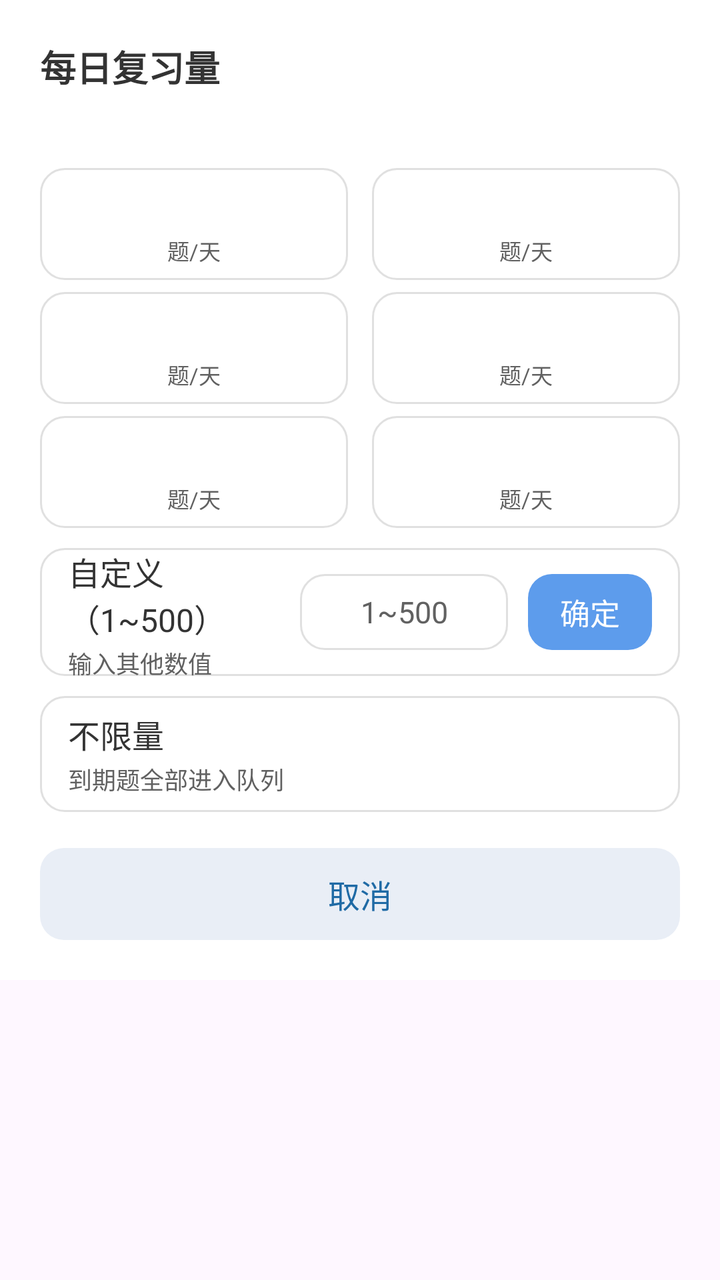
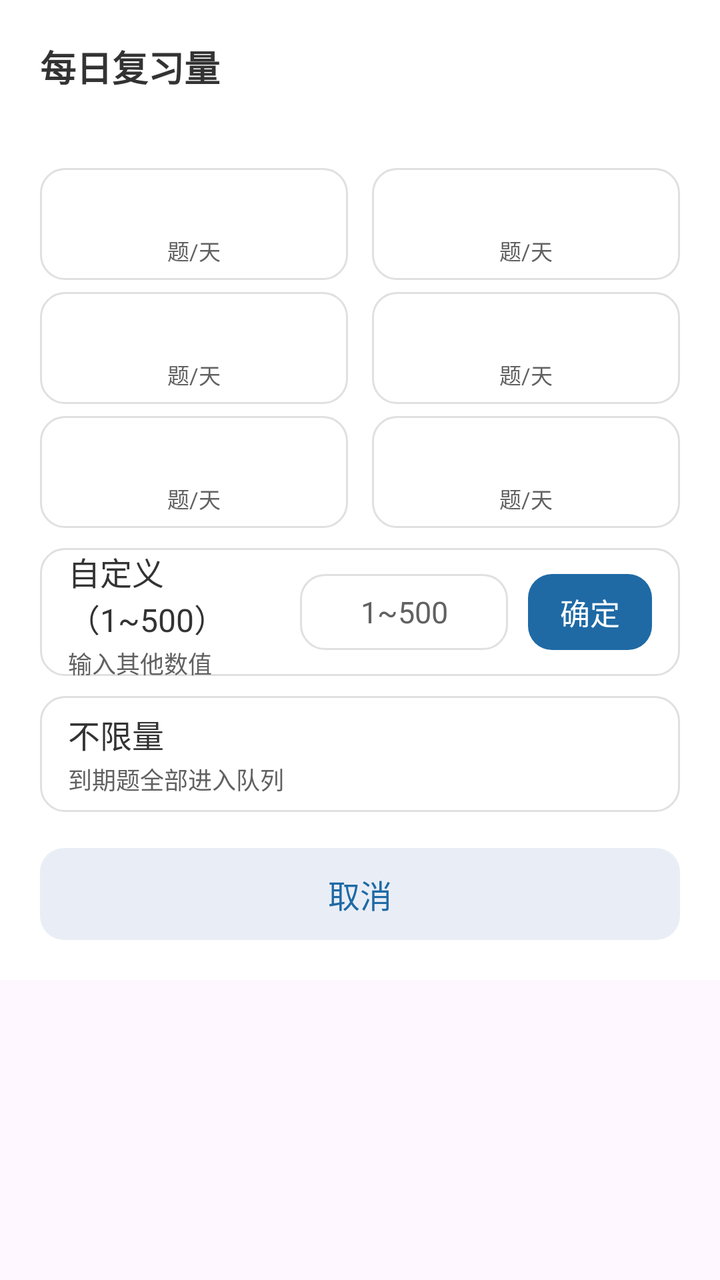

Screens rendered from an Android XML layout before and after an edit, with the pre-edit source and the edit as a unified diff.
<!-- AndroidManifest.xml: application theme Theme.Demo -->
<!-- res/layout/dialog_budget.xml -->
<?xml version="1.0" encoding="utf-8"?>
<androidx.core.widget.NestedScrollView xmlns:android="http://schemas.android.com/apk/res/android"
    android:layout_width="match_parent"
    android:layout_height="wrap_content"
    android:fillViewport="false">

    <LinearLayout
        android:layout_width="match_parent"
        android:layout_height="wrap_content"
        android:orientation="vertical"
        android:background="@color/home_card"
        android:padding="20dp">

    <TextView
        android:id="@+id/tv_budget_title"
        android:layout_width="match_parent"
        android:layout_height="wrap_content"
        android:text="每日复习量"
        android:textSize="18sp"
        android:textStyle="bold"
        android:textColor="@color/home_text_primary" />

    <TextView
        android:id="@+id/tv_budget_current"
        android:layout_width="match_parent"
        android:layout_height="wrap_content"
        android:layout_marginTop="4dp"
        android:textSize="13sp"
        android:textColor="@color/home_text_secondary" />

    
    <LinearLayout
        android:layout_width="match_parent"
        android:layout_height="wrap_content"
        android:orientation="horizontal"
        android:layout_marginTop="16dp">

        <LinearLayout
            android:id="@+id/chip_0"
            android:layout_width="0dp"
            android:layout_height="56dp"
            android:layout_weight="1"
            android:layout_marginEnd="6dp"
            android:orientation="vertical"
            android:gravity="center"
            android:background="@drawable/bg_budget_option_normal"
            android:clickable="true"
            android:focusable="true"
            android:foreground="?attr/selectableItemBackground">

            <TextView
                android:id="@+id/chip_num_0"
                android:layout_width="wrap_content"
                android:layout_height="wrap_content"
                android:textSize="18sp"
                android:textStyle="bold"
                android:textColor="@color/home_text_primary" />

            <TextView
                android:layout_width="wrap_content"
                android:layout_height="wrap_content"
                android:layout_marginTop="2dp"
                android:text="题/天"
                android:textSize="11sp"
                android:textColor="@color/home_text_secondary" />
        </LinearLayout>

        <LinearLayout
            android:id="@+id/chip_1"
            android:layout_width="0dp"
            android:layout_height="56dp"
            android:layout_weight="1"
            android:layout_marginStart="6dp"
            android:orientation="vertical"
            android:gravity="center"
            android:background="@drawable/bg_budget_option_normal"
            android:clickable="true"
            android:focusable="true"
            android:foreground="?attr/selectableItemBackground">

            <TextView
                android:id="@+id/chip_num_1"
                android:layout_width="wrap_content"
                android:layout_height="wrap_content"
                android:textSize="18sp"
                android:textStyle="bold"
                android:textColor="@color/home_text_primary" />

            <TextView
                android:layout_width="wrap_content"
                android:layout_height="wrap_content"
                android:layout_marginTop="2dp"
                android:text="题/天"
                android:textSize="11sp"
                android:textColor="@color/home_text_secondary" />
        </LinearLayout>
    </LinearLayout>

    <LinearLayout
        android:layout_width="match_parent"
        android:layout_height="wrap_content"
        android:orientation="horizontal"
        android:layout_marginTop="6dp">

        <LinearLayout
            android:id="@+id/chip_2"
            android:layout_width="0dp"
            android:layout_height="56dp"
            android:layout_weight="1"
            android:layout_marginEnd="6dp"
            android:orientation="vertical"
            android:gravity="center"
            android:background="@drawable/bg_budget_option_normal"
            android:clickable="true"
            android:focusable="true"
            android:foreground="?attr/selectableItemBackground">

            <TextView
                android:id="@+id/chip_num_2"
                android:layout_width="wrap_content"
                android:layout_height="wrap_content"
                android:textSize="18sp"
                android:textStyle="bold"
                android:textColor="@color/home_text_primary" />

            <TextView
                android:layout_width="wrap_content"
                android:layout_height="wrap_content"
                android:layout_marginTop="2dp"
                android:text="题/天"
                android:textSize="11sp"
                android:textColor="@color/home_text_secondary" />
        </LinearLayout>

        <LinearLayout
            android:id="@+id/chip_3"
            android:layout_width="0dp"
            android:layout_height="56dp"
            android:layout_weight="1"
            android:layout_marginStart="6dp"
            android:orientation="vertical"
            android:gravity="center"
            android:background="@drawable/bg_budget_option_normal"
            android:clickable="true"
            android:focusable="true"
            android:foreground="?attr/selectableItemBackground">

            <TextView
                android:id="@+id/chip_num_3"
                android:layout_width="wrap_content"
                android:layout_height="wrap_content"
                android:textSize="18sp"
                android:textStyle="bold"
                android:textColor="@color/home_text_primary" />

            <TextView
                android:layout_width="wrap_content"
                android:layout_height="wrap_content"
                android:layout_marginTop="2dp"
                android:text="题/天"
                android:textSize="11sp"
                android:textColor="@color/home_text_secondary" />
        </LinearLayout>
    </LinearLayout>

    <LinearLayout
        android:layout_width="match_parent"
        android:layout_height="wrap_content"
        android:orientation="horizontal"
        android:layout_marginTop="6dp">

        <LinearLayout
            android:id="@+id/chip_4"
            android:layout_width="0dp"
            android:layout_height="56dp"
            android:layout_weight="1"
            android:layout_marginEnd="6dp"
            android:orientation="vertical"
            android:gravity="center"
            android:background="@drawable/bg_budget_option_normal"
            android:clickable="true"
            android:focusable="true"
            android:foreground="?attr/selectableItemBackground">

            <TextView
                android:id="@+id/chip_num_4"
                android:layout_width="wrap_content"
                android:layout_height="wrap_content"
                android:textSize="18sp"
                android:textStyle="bold"
                android:textColor="@color/home_text_primary" />

            <TextView
                android:layout_width="wrap_content"
                android:layout_height="wrap_content"
                android:layout_marginTop="2dp"
                android:text="题/天"
                android:textSize="11sp"
                android:textColor="@color/home_text_secondary" />
        </LinearLayout>

        <LinearLayout
            android:id="@+id/chip_5"
            android:layout_width="0dp"
            android:layout_height="56dp"
            android:layout_weight="1"
            android:layout_marginStart="6dp"
            android:orientation="vertical"
            android:gravity="center"
            android:background="@drawable/bg_budget_option_normal"
            android:clickable="true"
            android:focusable="true"
            android:foreground="?attr/selectableItemBackground">

            <TextView
                android:id="@+id/chip_num_5"
                android:layout_width="wrap_content"
                android:layout_height="wrap_content"
                android:textSize="18sp"
                android:textStyle="bold"
                android:textColor="@color/home_text_primary" />

            <TextView
                android:layout_width="wrap_content"
                android:layout_height="wrap_content"
                android:layout_marginTop="2dp"
                android:text="题/天"
                android:textSize="11sp"
                android:textColor="@color/home_text_secondary" />
        </LinearLayout>
    </LinearLayout>

    
    <LinearLayout
        android:id="@+id/row_custom"
        android:layout_width="match_parent"
        android:layout_height="64dp"
        android:orientation="horizontal"
        android:gravity="center_vertical"
        android:layout_marginTop="10dp"
        android:paddingLeft="14dp"
        android:paddingRight="14dp"
        android:background="@drawable/bg_budget_option_normal"
        android:clickable="false"
        android:focusable="true"
        android:foreground="?attr/selectableItemBackground">

        <LinearLayout
            android:layout_width="0dp"
            android:layout_height="wrap_content"
            android:layout_weight="1"
            android:orientation="vertical">

            <TextView
                android:id="@+id/row_custom_title"
                android:layout_width="wrap_content"
                android:layout_height="wrap_content"
                android:text="自定义（1~500）"
                android:textSize="16sp"
                android:textColor="@color/home_text_primary" />

            <TextView
                android:id="@+id/row_custom_sub"
                android:layout_width="wrap_content"
                android:layout_height="wrap_content"
                android:layout_marginTop="2dp"
                android:text="输入其他数值"
                android:textSize="12sp"
                android:textColor="@color/home_text_secondary" />
        </LinearLayout>

        <EditText
            android:id="@+id/row_custom_input"
            android:layout_width="104dp"
            android:layout_height="38dp"
            android:gravity="center"
            android:inputType="number"
            android:maxLength="3"
            android:hint="1~500"
            android:textSize="15sp"
            android:textColor="@color/home_text_primary"
            android:textColorHint="@color/home_text_secondary"
            android:background="@drawable/bg_budget_option_normal"
            android:paddingLeft="6dp"
            android:paddingRight="6dp" />

        <TextView
            android:id="@+id/btn_custom_confirm"
            android:layout_width="wrap_content"
            android:layout_height="38dp"
            android:layout_marginStart="10dp"
            android:paddingLeft="16dp"
            android:paddingRight="16dp"
            android:gravity="center"
            android:text="确定"
            android:textSize="15sp"
            android:textColor="@color/home_card"
            android:background="@drawable/bg_prompt_button"
            android:backgroundTint="@color/home_primary"
            android:clickable="true"
            android:focusable="true"
            android:foreground="?attr/selectableItemBackground" />
    </LinearLayout>

    
    <LinearLayout
        android:id="@+id/row_unlimited"
        android:layout_width="match_parent"
        android:layout_height="58dp"
        android:orientation="horizontal"
        android:gravity="center_vertical"
        android:layout_marginTop="10dp"
        android:paddingLeft="14dp"
        android:paddingRight="14dp"
        android:background="@drawable/bg_budget_option_normal"
        android:clickable="true"
        android:focusable="true"
        android:foreground="?attr/selectableItemBackground">

        <LinearLayout
            android:layout_width="0dp"
            android:layout_height="wrap_content"
            android:layout_weight="1"
            android:orientation="vertical">

            <TextView
                android:id="@+id/row_unlimited_title"
                android:layout_width="wrap_content"
                android:layout_height="wrap_content"
                android:text="不限量"
                android:textSize="16sp"
                android:textColor="@color/home_text_primary" />

            <TextView
                android:id="@+id/row_unlimited_sub"
                android:layout_width="wrap_content"
                android:layout_height="wrap_content"
                android:layout_marginTop="2dp"
                android:text="到期题全部进入队列"
                android:textSize="12sp"
                android:textColor="@color/home_text_secondary" />
        </LinearLayout>
    </LinearLayout>

    <TextView
        android:id="@+id/btn_budget_cancel"
        android:layout_width="match_parent"
        android:layout_height="46dp"
        android:layout_marginTop="18dp"
        android:background="@drawable/bg_prompt_button"
        android:backgroundTint="#E9EEF6"
        android:gravity="center"
        android:text="取消"
        android:textSize="16sp"
        android:textColor="@color/detail_primary"
        android:clickable="true"
        android:focusable="true" />

    </LinearLayout>

</androidx.core.widget.NestedScrollView>
<!-- resources referenced by this layout -->
<resources>
  <color name="detail_primary">#1F6AA5</color>
  <color name="home_card">#FFFFFF</color>
  <color name="home_primary">#5D9CEC</color>
  <color name="home_text_primary">#333333</color>
  <color name="home_text_secondary">#616161</color>
  <!-- drawable bg_budget_option_normal (drawable) -->
  <?xml version="1.0" encoding="utf-8"?>
  <shape xmlns:android="http://schemas.android.com/apk/res/android"
      android:shape="rectangle">
      <corners android:radius="12dp" />
      <solid android:color="@color/home_card" />
      <stroke android:width="1dp" android:color="@color/home_stroke" />
  </shape>
  <!-- drawable bg_prompt_button (drawable) -->
  <?xml version="1.0" encoding="utf-8"?>
  <shape xmlns:android="http://schemas.android.com/apk/res/android"
      android:shape="rectangle">
      <corners android:radius="12dp" />
      <solid android:color="#FFFFFF" />
  </shape>
  <style name="Theme.Demo" parent="Base.Theme.Demo" />
  <color name="home_stroke">#E0E0E0</color>
  <style name="Base.Theme.Demo" parent="Theme.Material3.DayNight.NoActionBar">
          
          <item name="android:statusBarColor">@color/home_bg</item>
          <item name="android:windowLightStatusBar">true</item>
          <item name="android:navigationBarColor">@color/home_bg</item>
          <item name="android:windowLightNavigationBar" tools:targetApi="o_mr1">true</item>
          <item name="android:enforceNavigationBarContrast" tools:targetApi="q">false</item>
      </style>
  <color name="home_bg">#F0F2F5</color>
</resources>

<!-- the commit's change to res/layout/dialog_budget.xml (unified diff, before → after) -->
@@ -296,7 +296,7 @@
             android:textSize="15sp"
             android:textColor="@color/home_card"
             android:background="@drawable/bg_prompt_button"
-            android:backgroundTint="@color/home_primary"
+            android:backgroundTint="@color/action_primary"
             android:clickable="true"
             android:focusable="true"
             android:foreground="?attr/selectableItemBackground" />
<!-- resource entries referenced after the edit -->
@@ -1,8 +1,8 @@
 <!-- resources referenced by this layout -->
 <resources>
+  <color name="action_primary">#1F6AA5</color>
   <color name="detail_primary">#1F6AA5</color>
   <color name="home_card">#FFFFFF</color>
-  <color name="home_primary">#5D9CEC</color>
   <color name="home_text_primary">#333333</color>
   <color name="home_text_secondary">#616161</color>
   <!-- drawable bg_budget_option_normal (drawable) -->
@@ -30,6 +30,7 @@
           <item name="android:windowLightNavigationBar" tools:targetApi="o_mr1">true</item>
           <item name="android:enforceNavigationBarContrast" tools:targetApi="q">false</item>
       </style>
-  <color name="home_bg">#F0F2F5</color>
+  <color name="home_bg">@color/page_bg</color>
+  <color name="page_bg">#F0F2F5</color>
 </resources>
 
